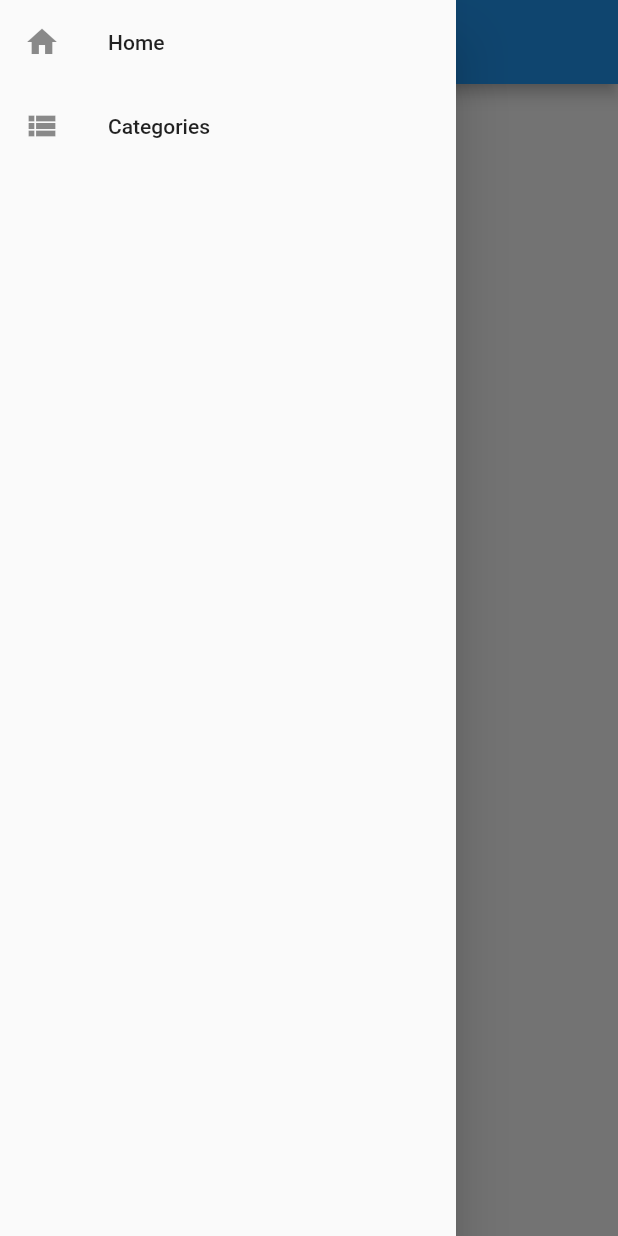
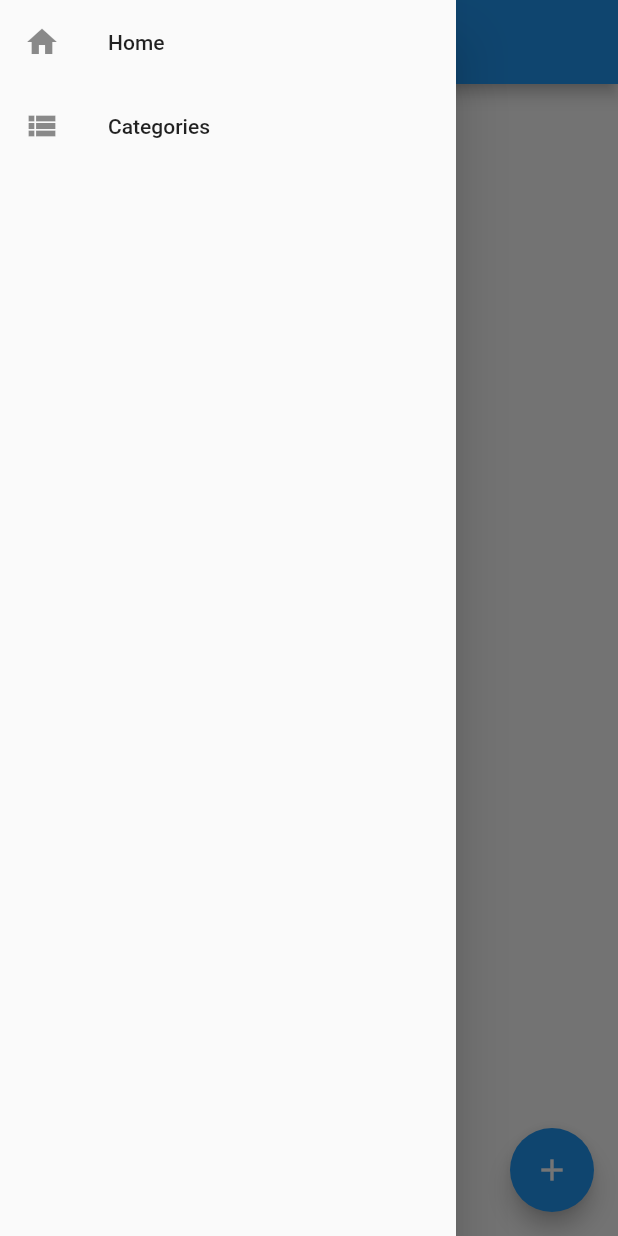
Before and after one commit to heppocogne/todo_app, a Flutter app: the screen it shows after launch, with the side drawer open, on a phone screen of 412 x 824 dp. Run offline on Flutter 3.47's test engine with Material 2 defaults, Android fonts, the phone set to English and light mode, and no system bars; our stand-ins replace hive, hive_flutter; accounts and stored records are empty.

Commit message:
Implement todo list (part17)

```diff
--- /dev/null
+++ b/lib/models/todo.dart
@@ -0,0 +1,21 @@
+class Todo{
+  Todo(this.id,this.title,this.description,this.category,this.date,{this.finished=0});
+  int id;
+  String title;
+  String description;
+  int category;
+  String date;
+  int finished;
+
+  todotMap(){
+    Map<String, dynamic> mapping = {
+      "id":id,
+      "title":title,
+      "description":description,
+      "category":category,
+      "date":date,
+      "finished":finished,
+    };
+    return mapping;
+  }
+}
--- a/lib/screens/home_screen.dart
+++ b/lib/screens/home_screen.dart
@@ -1,5 +1,11 @@
 import 'package:flutter/material.dart';
 import 'package:todo_app/helpers/drawer_navigation.dart';
+import 'package:todo_app/screens/todo_screen.dart';
+import 'package:todo_app/service/category_service.dart';
+
+import '../models/category.dart';
+import '../models/todo.dart';
+import '../service/todo_service.dart';
 
 class HomeScreen extends StatefulWidget {
   const HomeScreen({super.key});
@@ -9,6 +15,48 @@ class HomeScreen extends StatefulWidget {
 }
 
 class _HomeScreenState extends State<HomeScreen> {
+  List<Todo> _todos = <Todo>[];
+  List<Category> _categories = <Category>[];
+
+  @override
+  void initState() {
+    super.initState();
+    Future(() async {
+      await getAllCategories();
+      await getAllTodos();
+    });
+  }
+
+  getAllTodos() async {
+    _todos = <Todo>[];
+    var ts = TodoService();
+    var readMaps = await ts.readAllTodos();
+    setState(() {
+      for (var m in readMaps) {
+        var t = Todo(
+            m["id"], m["title"], m["description"], m["category"], m["date"]);
+        _todos.add(t);
+      }
+    });
+  }
+
+  getAllCategories() async {
+    _categories = <Category>[];
+    var cs=CategoryService();
+    var readMaps = await cs.readAllCategories();
+    setState(() {
+      for (var m in readMaps) {
+        var c = Category(m["id"], m["name"], m["description"]);
+        _categories.add(c);
+      }
+    });
+  }
+
+  _showAddDialog(BuildContext context)
+  {
+
+  }
+
   @override
   Widget build(BuildContext context) {
     return Scaffold(
@@ -16,6 +64,31 @@ class _HomeScreenState extends State<HomeScreen> {
         title: const Text("ToDo List"),
       ),
       drawer: DrawerNavigation(),
+      body: ListView.builder(
+        itemCount: _todos.length,
+        itemBuilder: (context, index) {
+          return Card(
+            elevation: 4.0,
+            shape:
+                RoundedRectangleBorder(borderRadius: BorderRadius.circular(0)),
+            child: ListTile(
+              title: Row(
+                mainAxisAlignment: MainAxisAlignment.spaceBetween,
+                children: <Widget>[
+                  Text(_todos[index].title),
+                ],
+              ),
+              subtitle: Text((0<=_todos[index].category)?_categories[_todos[index].category].name:""),
+              trailing: Text(_todos[index].date),
+            ),
+          );
+        },
+      ),
+      floatingActionButton: FloatingActionButton(
+        onPressed: () => Navigator.of(context)
+            .push(MaterialPageRoute(builder: (context) => TodoScreen())),
+        child: const Icon(Icons.add),
+      ),
     );
   }
 }
--- /dev/null
+++ b/lib/service/todo_service.dart
@@ -0,0 +1,23 @@
+import 'package:hive/hive.dart';
+import 'package:todo_app/repositories/repository.dart';
+
+import '../models/todo.dart';
+
+
+class TodoService{
+  final Repository _repo=Repository("todos");
+
+  saveTodo(int todoID,Todo todo)async{
+    Box box = await _repo.getBox();
+    box.put(todoID, todo.todotMap());
+  }
+
+  readAllTodos()async{
+    Box box = await _repo.getBox();
+    var todos = [];
+    for (var key in box.keys) {
+      todos.add(box.get(key));
+    }
+    return todos;
+  }
+}
--- a/pubspec.yaml
+++ b/pubspec.yaml
@@ -38,6 +38,7 @@ dependencies:
   hive: ^2.2.3
   hive_flutter: ^1.1.0
   # path_provider: ^2.0.12
+  intl: ^0.18.0
 
 dev_dependencies:
   flutter_test:
```
Also changed, not shown: lib/repositories/id_provider.dart (+13 -0 lines), lib/screens/categories_screen.dart (+5 -10 lines), lib/screens/todo_screen.dart (added, +144 -0 lines), lib/service/category_service.dart (+6 -8 lines), pubspec.lock.
